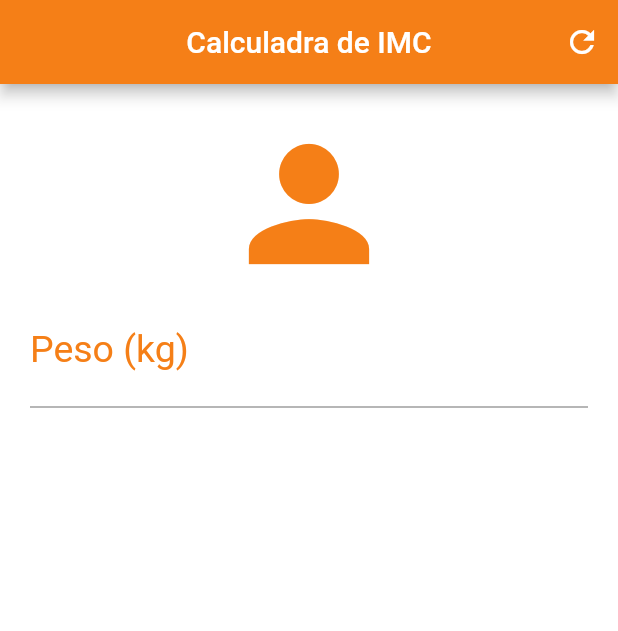
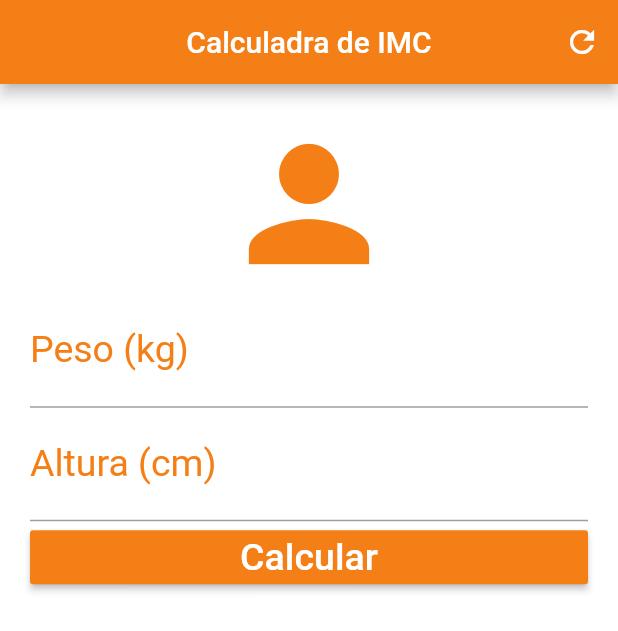
Before and after one commit to lpaganete/calculadora_imc, a Flutter app: the screen it shows after launch, on a phone screen of 412 x 824 dp. Shown: the top 631 px of the screen. Run offline on Flutter 3.47's test engine with Material 2 defaults, Android fonts, the light colour scheme and no system bars.

Commit message:
Criando Widget textField_numbers

```diff
--- a/lib/pages/home_page.dart
+++ b/lib/pages/home_page.dart
@@ -1,3 +1,4 @@
+import 'package:calculadora_imc/widget/textField_numbers.dart';
 import 'package:flutter/material.dart';
 
 class HomePage extends StatefulWidget {
@@ -24,21 +25,27 @@ class _HomePageState extends State<HomePage> {
 
   _body() {
     return Container(
-      margin: EdgeInsets.all(20) ,
+      margin: EdgeInsets.all(20),
       child: Column(
         crossAxisAlignment: CrossAxisAlignment
             .stretch, // O stretch ocupa toda a largura (no caso do ícone não vai ocupar, pois ele tem um tamanho fixo)
         children: <Widget>[
           Icon(Icons.person, size: 120.0, color: Colors.yellow[900]),
-          TextField(keyboardType: TextInputType.number,
-          decoration: InputDecoration(
-            labelText: "Peso (kg)",
-            labelStyle: TextStyle(color: Colors.yellow[900]),
-          ),
-          textAlign: TextAlign.center,
-          style: TextStyle(color: Colors.yellow[900], fontSize: 25.0),
-          )
+          TextFieldNumber("Peso (kg)"),
+          TextFieldNumber("Altura (cm)"),
+          _raisedButtonCalcular(),
         ],
+      ),
+    );
+  }
+
+  _raisedButtonCalcular() {
+    return RaisedButton(
+      onPressed: () {},
+      color: Colors.yellow[900],
+      child: Text(
+        "Calcular",
+        style: TextStyle(color: Color(0xffffffff), fontSize: 25.0),
       ),
     );
   }
--- /dev/null
+++ b/lib/widget/textField_numbers.dart
@@ -0,0 +1,21 @@
+import 'package:flutter/material.dart';
+
+class TextFieldNumber extends StatelessWidget {
+
+  String text;
+
+  TextFieldNumber(this.text);
+
+  @override
+  Widget build(BuildContext context) {
+    return TextField(
+      keyboardType: TextInputType.number,
+      decoration: InputDecoration(
+        labelText: text,
+        labelStyle: TextStyle(color: Colors.yellow[900]),
+      ),
+      textAlign: TextAlign.center,
+      style: TextStyle(color: Colors.yellow[900], fontSize: 25.0),
+    );
+  }
+}
```
